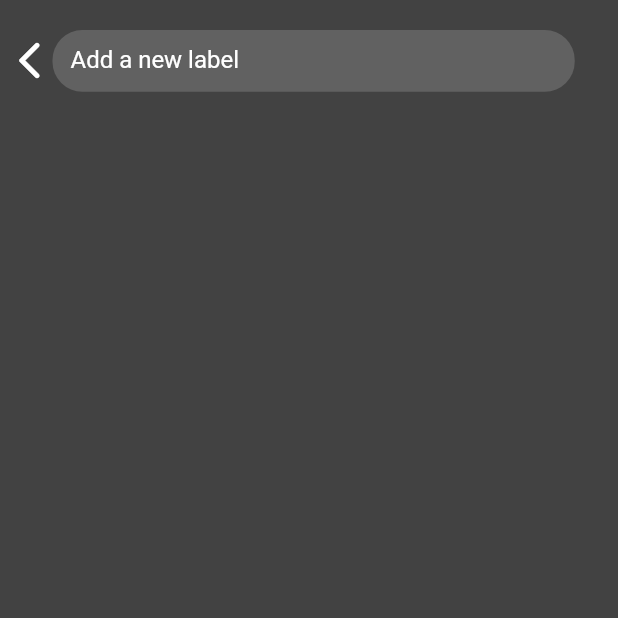
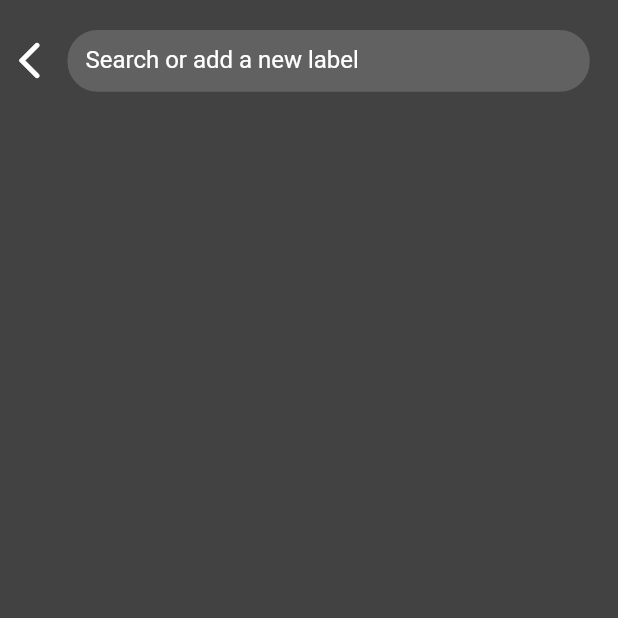
Before and after one commit to ChrisPC-39/notes, a Flutter app: the LabelPage screen opened directly, on a phone screen of 412 x 824 dp, the top half of it. Run offline on Flutter 3.47's test engine with Material 2 defaults, Android fonts, the phone set to English and light mode, and no system bars; our stand-ins replace hive, hive_flutter, share; accounts and stored records are empty; generated files the repository leaves out were written again.

Commit message:
Finishing touches

```diff
--- a/lib/main.dart
+++ b/lib/main.dart
@@ -15,8 +15,9 @@ Future<void> main() async {
   Hive.registerAdapter(LabelAdapter());
 
   await Hive.openBox("label");
-  //Hive.box("label").add(Label("test"));
-  // print(Hive.box("label").length);
+
+  // await Hive.openBox("note");
+  // Hive.box("note").deleteFromDisk();
 
   runApp(MaterialApp(home: MyApp(), debugShowCheckedModeBanner: false));
 }
--- a/lib/screens/label_page.dart
+++ b/lib/screens/label_page.dart
@@ -63,6 +63,7 @@ class _LabelPageState extends State<LabelPage> {
     if(input == "") text = "An error occurred:\nThe new label name is empty";
     else text = "An error occurred:\nThe new label name overlaps with an existing label";
 
+    ScaffoldMessenger.of(context).hideCurrentSnackBar();
     ScaffoldMessenger.of(context).showSnackBar(
         SnackBar(
             duration: Duration(seconds: 7),
@@ -90,6 +91,8 @@ class _LabelPageState extends State<LabelPage> {
       setState(() { addNewLabel = false; });
     }
     return SafeArea(
+      child: GestureDetector(
+        onTap: () => focusNode.unfocus(),
         child: Scaffold(
           backgroundColor: Color(0xFF424242),
           body: Column(
@@ -98,6 +101,7 @@ class _LabelPageState extends State<LabelPage> {
               _buildListView()
             ]
           )
+        ),
       )
     );
   }
@@ -114,27 +118,42 @@ class _LabelPageState extends State<LabelPage> {
       padding: EdgeInsets.fromLTRB(0, 0, 0, 0),
       child: Row(
         children: [
-          GestureDetector(
+          _buildBackButton(),
+          SizedBox(width: 10),
+          _buildSearchBar(),
+          _buildAddButton(),
+          _buildCancelButton()
+        ]
+      )
+    );
+  }
+
+  _buildBackButton() {
+    return GestureDetector(
       child: Icon(Icons.arrow_back_ios_rounded, color: Colors.white, size: 30),
       onTap: () => Navigator.pop(context)
-          ),
+    );
+  }
 
-          AnimatedContainer(
-            duration: Duration(seconds: 1),
+  _buildSearchBar() {
+    return AnimatedContainer(
+      duration: Duration(milliseconds: 500),
       curve: Curves.fastOutSlowIn,
       width: searchBarWidth,
       child: TextField(
         style: TextStyle(color: Colors.white),
         focusNode: focusNode,
         controller: textController,
-              decoration: style.addLabelDecoration(),
+        decoration: style.addLabelDecoration("Search or add a new label"),
         onChanged: (String value) {
           setState(() { input = value.toLowerCase(); });
         }
       )
-          ),
+    );
+  }
 
-          Visibility(
+  Widget _buildAddButton() {
+    return Visibility(
       visible: isTextFieldFocused(),
       child: Expanded(
         child: Center(
@@ -154,9 +173,11 @@ class _LabelPageState extends State<LabelPage> {
           )
         )
       )
-          ),
+    );
+  }
 
-          Visibility(
+  Widget _buildCancelButton() {
+    return Visibility(
       visible: isTextFieldFocused(),
       child: Expanded(
         child: Container(
@@ -170,9 +191,6 @@ class _LabelPageState extends State<LabelPage> {
           )
         )
       )
-          )
-        ]
-      )
     );
   }
 
@@ -185,7 +203,11 @@ class _LabelPageState extends State<LabelPage> {
             physics: BouncingScrollPhysics(),
             itemCount: Hive.box("label").length,
             itemBuilder: (context, index) {
-              return _buildOpenContainer(index);
+              final label = Hive.box("label").getAt(index) as Label;
+
+              return label.label.contains(input)
+                ? _buildOpenContainer(index)
+                : Container();
             }
           );
         }
--- a/lib/style/decoration.dart
+++ b/lib/style/decoration.dart
@@ -24,14 +24,14 @@ InputDecoration editPageDecoration(bool isDense, [String labelText = ""]) {
   );
 }
 
-InputDecoration addLabelDecoration() {
+InputDecoration addLabelDecoration(String labelText) {
   return InputDecoration(
     filled: true,
     fillColor: Colors.grey[700],
     enabledBorder: outlineBorder(),
     focusedBorder: outlineBorder(),
 
-    labelText: "Add a new label",
+    labelText: labelText,
     labelStyle: TextStyle(color: Colors.white)
   );
 }
```
Also changed, not shown: lib/screens/edit_page.dart (+91 -45 lines), lib/screens/filtered_page.dart (+4 -4 lines), lib/screens/main_page.dart (+18 -15 lines). Lines whose indentation alone changed are shown as unchanged.
